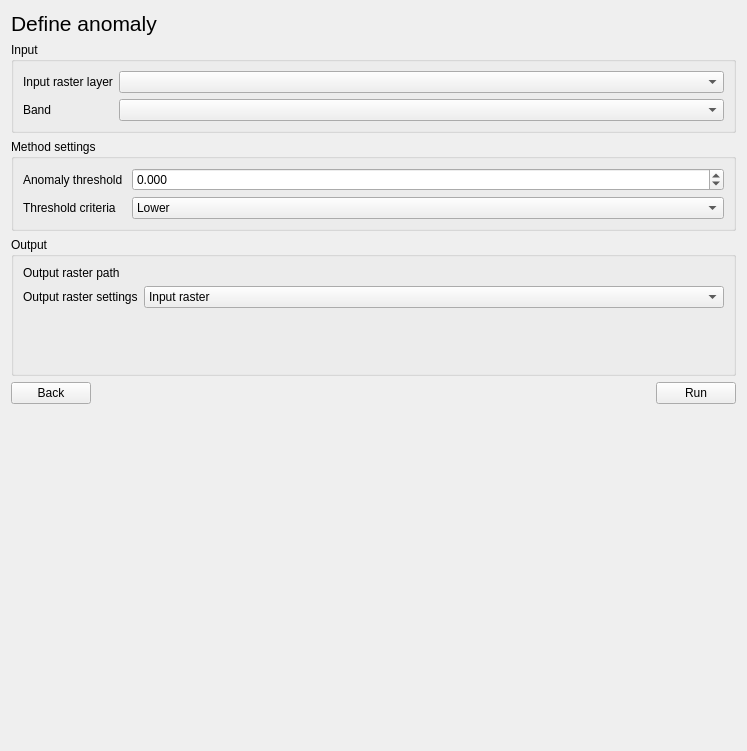
First picture: the form in eis_qgis_plugin/resources/ui/mineral_proxies/proxy_workflow3_define_anomaly.ui, repository GispoCoding/eis_qgis_plugin, before the edit.
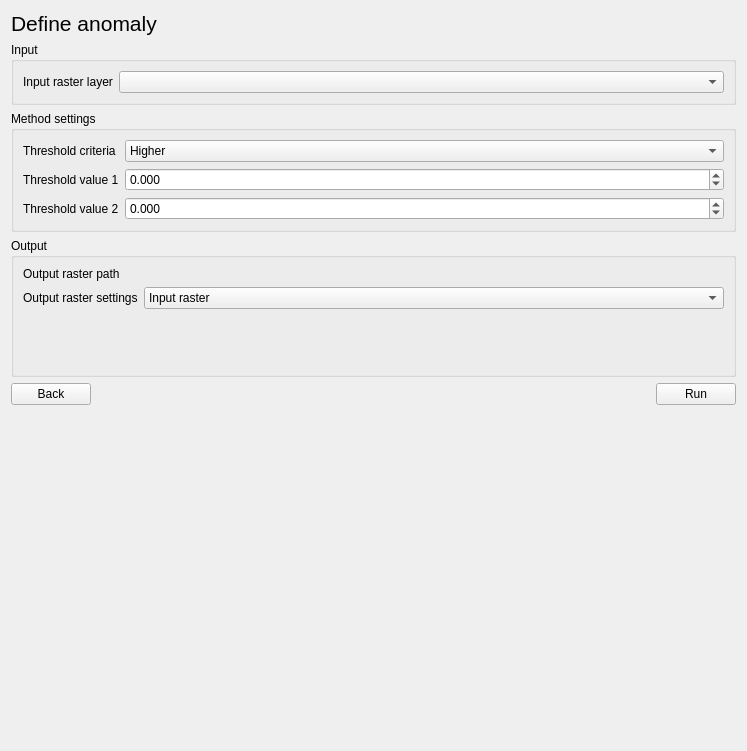
Second picture: the form after the edit. The open tabs and pages were chosen to show the change. Custom widgets are drawn as their Qt base class.

Commit message: Implement distance to anomaly for EIS Wizard

Patch:
```diff
--- a/eis_qgis_plugin/resources/ui/mineral_proxies/proxy_workflow3_define_anomaly.ui
+++ b/eis_qgis_plugin/resources/ui/mineral_proxies/proxy_workflow3_define_anomaly.ui
@@ -42,16 +42,6 @@
       <item row="0" column="1">
        <widget class="QgsMapLayerComboBox" name="raster_layer"/>
       </item>
-      <item row="1" column="0">
-       <widget class="QLabel" name="band_label">
-        <property name="text">
-         <string>Band</string>
-        </property>
-       </widget>
-      </item>
-      <item row="1" column="1">
-       <widget class="QgsRasterBandComboBox" name="band"/>
-      </item>
      </layout>
     </widget>
    </item>
@@ -61,40 +51,55 @@
       <string>Method settings</string>
      </property>
      <layout class="QFormLayout" name="formLayout_2">
+      <item row="1" column="0">
+       <widget class="QLabel" name="anomaly_threshold_label_1">
+        <property name="text">
+         <string>Threshold value 1</string>
+        </property>
+       </widget>
+      </item>
+      <item row="1" column="1">
+       <widget class="QgsDoubleSpinBox" name="anomaly_threshold_1">
+        <property name="decimals">
+         <number>3</number>
+        </property>
+        <property name="minimum">
+         <double>-99999.000000000000000</double>
+        </property>
+        <property name="maximum">
+         <double>99999.000000000000000</double>
+        </property>
+       </widget>
+      </item>
+      <item row="2" column="1">
+       <widget class="QgsDoubleSpinBox" name="anomaly_threshold_2">
+        <property name="decimals">
+         <number>3</number>
+        </property>
+        <property name="minimum">
+         <double>-99999.000000000000000</double>
+        </property>
+        <property name="maximum">
+         <double>99999.000000000000000</double>
+        </property>
+       </widget>
+      </item>
+      <item row="2" column="0">
+       <widget class="QLabel" name="anomaly_threshold_label_2">
+        <property name="text">
+         <string>Threshold value 2</string>
+        </property>
+       </widget>
+      </item>
       <item row="0" column="0">
-       <widget class="QLabel" name="anomaly_threshold_label">
-        <property name="text">
-         <string>Anomaly threshold </string>
-        </property>
-       </widget>
-      </item>
-      <item row="0" column="1">
-       <widget class="QgsDoubleSpinBox" name="anomaly_threshold">
-        <property name="decimals">
-         <number>3</number>
-        </property>
-        <property name="minimum">
-         <double>-99999.000000000000000</double>
-        </property>
-        <property name="maximum">
-         <double>99999.000000000000000</double>
-        </property>
-       </widget>
-      </item>
-      <item row="1" column="0">
        <widget class="QLabel" name="threshold_criteria_label">
         <property name="text">
          <string>Threshold criteria</string>
         </property>
        </widget>
       </item>
-      <item row="1" column="1">
+      <item row="0" column="1">
        <widget class="QComboBox" name="threshold_criteria">
-        <item>
-         <property name="text">
-          <string>Lower</string>
-         </property>
-        </item>
         <item>
          <property name="text">
           <string>Higher</string>
@@ -333,11 +338,6 @@
    <extends>QComboBox</extends>
    <header>qgsmaplayercombobox.h</header>
   </customwidget>
-  <customwidget>
-   <class>QgsRasterBandComboBox</class>
-   <extends>QComboBox</extends>
-   <header>qgsrasterbandcombobox.h</header>
-  </customwidget>
  </customwidgets>
  <resources/>
  <connections/>
```
Left out of the diff: 17 changed lines with no effect on the pictures. The commit also changes 2 other files.
